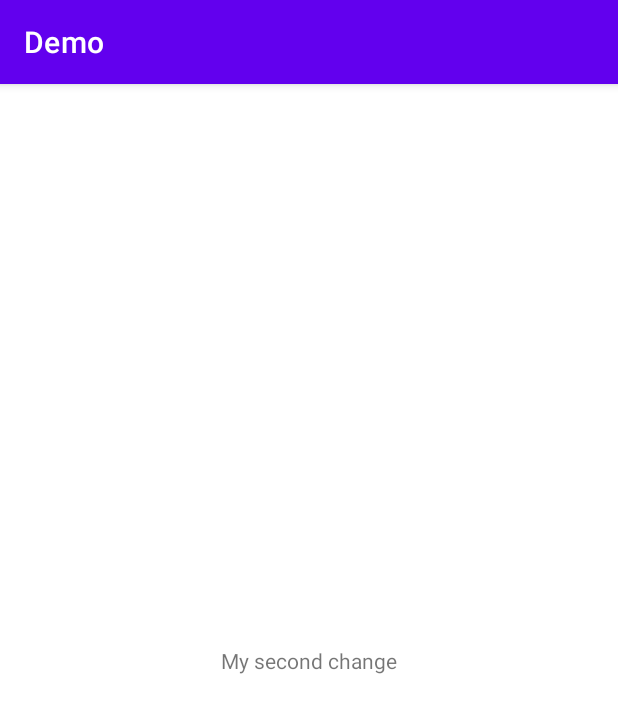
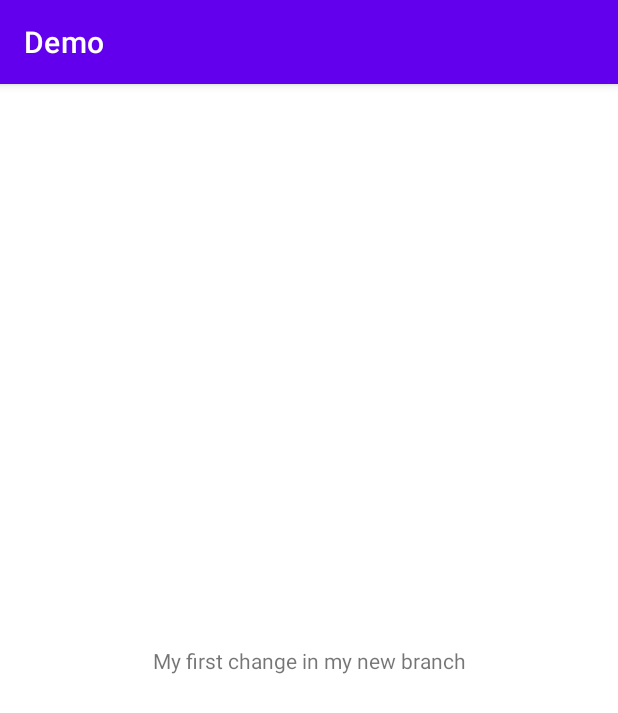
Before and after one commit to nicklaus-roy/Demo, an Android app: the screen it shows after launch (MainActivity), on a phone screen of 412 x 824 dp. Shown: the top 713 px of the screen. Run offline under Robolectric (Android 15) with nearby library versions, the phone set to English and light mode, and no system bars.

Commit message:
New branch commit.

```diff
--- a/app/src/main/res/layout/activity_main.xml
+++ b/app/src/main/res/layout/activity_main.xml
@@ -9,7 +9,7 @@
     <TextView
         android:layout_width="wrap_content"
         android:layout_height="wrap_content"
-        android:text="My second change"
+        android:text="My first change in my new branch"
         app:layout_constraintBottom_toBottomOf="parent"
         app:layout_constraintLeft_toLeftOf="parent"
         app:layout_constraintRight_toRightOf="parent"
```
